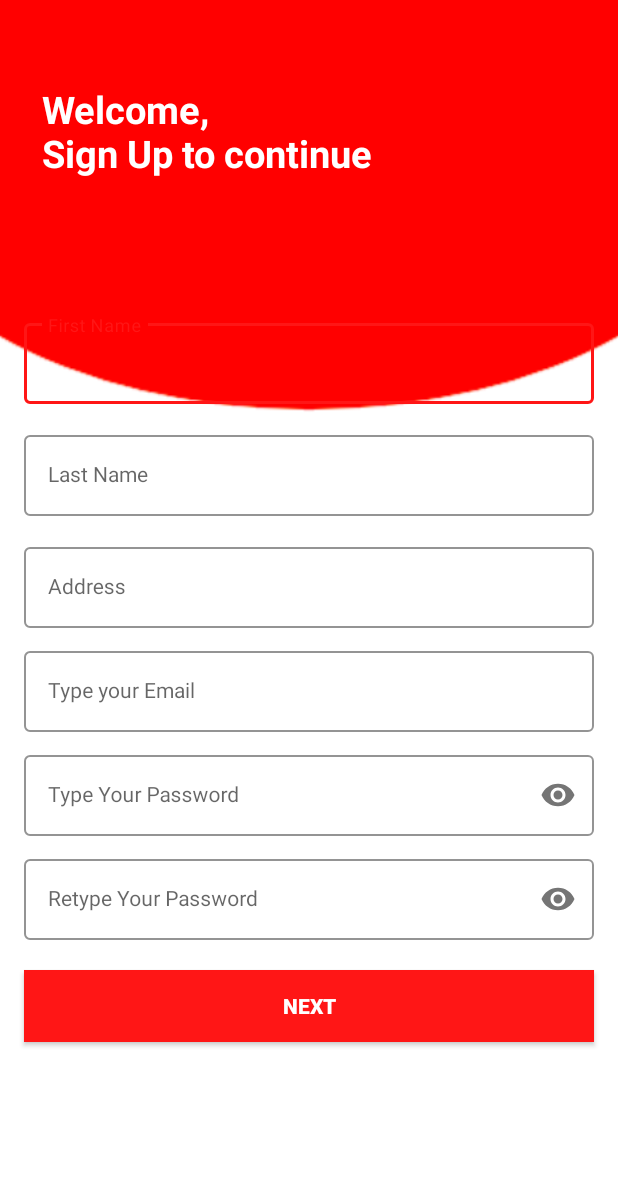
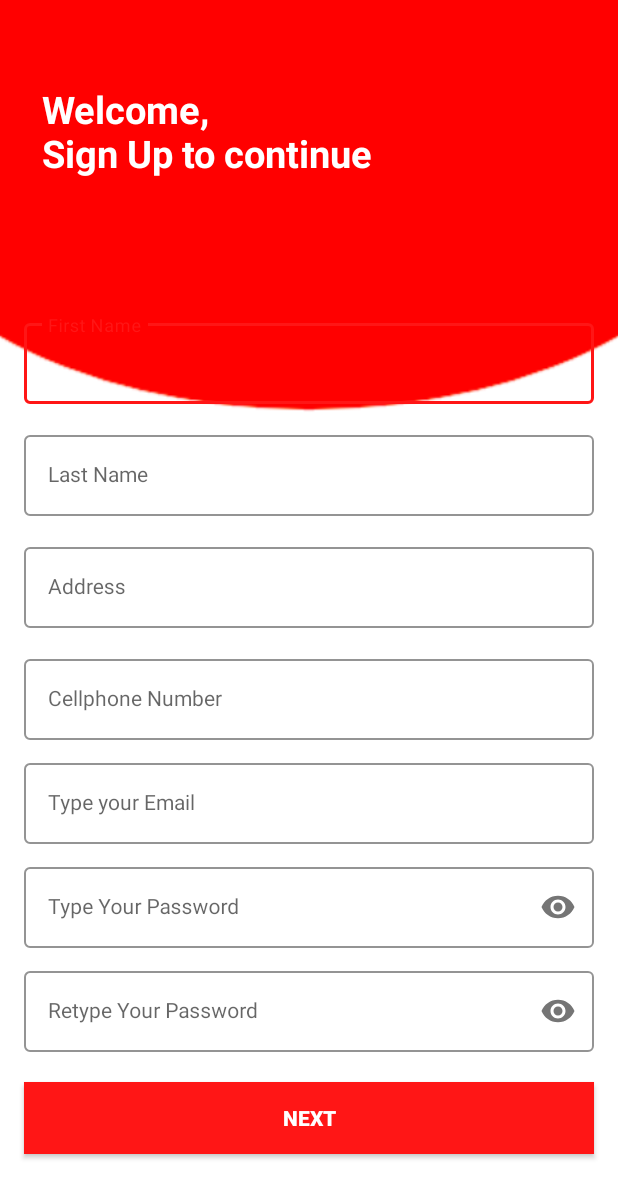
Before and after one commit to jinroar/Curity, an Android app: the SignUpP1 screen opened directly, with no data from a screen before it, on a phone screen of 412 x 824 dp. Shown: the top 1198 px of the screen. Run offline under Robolectric (Android 15) with nearby library versions, the phone set to English and light mode, and no system bars; our stand-ins replace Firebase (no records; nobody signed in at launch, a user with empty details on screens opened directly).

Commit message:
[MOD] adjust id names + phone number

```diff
--- a/app/src/main/res/layout/activity_sign_up_p1.xml
+++ b/app/src/main/res/layout/activity_sign_up_p1.xml
@@ -44,6 +44,7 @@
             android:layout_marginTop="10dp"
             app:boxStrokeColor="@color/red"
             app:hintTextColor="@color/red"
+
             app:layout_constraintBottom_toTopOf="@+id/AdressnameLayout"
             app:layout_constraintEnd_toEndOf="parent"
             app:layout_constraintHorizontal_bias="0.5"
@@ -66,7 +67,7 @@
             android:layout_marginHorizontal="16dp"
             app:boxStrokeColor="@color/red"
             app:hintTextColor="@color/red"
-            app:layout_constraintBottom_toBottomOf="@+id/LnameLayout">
+            app:layout_constraintTop_toBottomOf="@+id/LnameLayout">
 
             <com.google.android.material.textfield.TextInputEditText
                 android:id="@+id/addressEt"
@@ -75,6 +76,27 @@
                 android:layout_height="wrap_content"
                 android:hint="Address"
                 android:inputType="text" />
+        </com.google.android.material.textfield.TextInputLayout>
+
+
+        <com.google.android.material.textfield.TextInputLayout
+                android:id="@+id/phoneLayout"
+                style="@style/LoginTextInputOuterFieldStyle"
+                android:layout_width="match_parent"
+                android:layout_height="wrap_content"
+                android:layout_marginHorizontal="16dp"
+                app:boxStrokeColor="@color/red"
+                app:hintTextColor="@color/red"
+
+                app:layout_constraintTop_toBottomOf="@+id/AdressnameLayout">
+
+            <com.google.android.material.textfield.TextInputEditText
+                    android:id="@+id/phoneEt"
+                    style="@style/LoginTextInputInnerFieldStyle"
+                    android:layout_width="match_parent"
+                    android:layout_height="wrap_content"
+                    android:hint="Cellphone Number"
+                    android:inputType="text" />
         </com.google.android.material.textfield.TextInputLayout>
 
 
@@ -90,7 +112,7 @@
             app:layout_constraintEnd_toEndOf="parent"
             app:layout_constraintHorizontal_bias="0.5"
             app:layout_constraintStart_toStartOf="parent"
-            app:layout_constraintTop_toBottomOf="@+id/AdressnameLayout">
+            app:layout_constraintTop_toBottomOf="@+id/phoneLayout">
 
             <com.google.android.material.textfield.TextInputEditText
                 android:id="@+id/emailEt"
```
Also changed, not shown: app/src/main/res/layout/activity_login.xml (+5 -5 lines).
